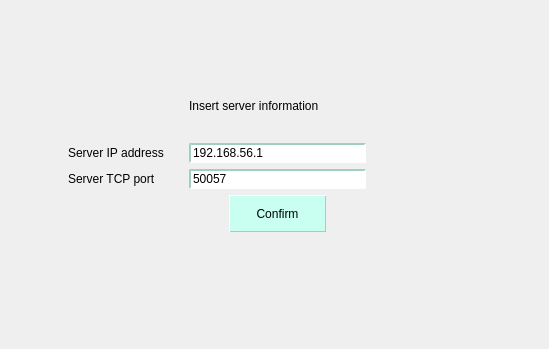
Old version of the form CLIENT/GUI/connection/ui/gui_server.ui in the repository GiuliCler/GIMPteam.
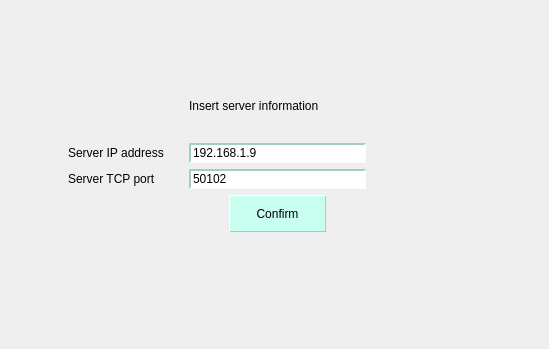
New version of the form.

Diff of the .ui file:
```diff
--- a/CLIENT/GUI/connection/ui/gui_server.ui
+++ b/CLIENT/GUI/connection/ui/gui_server.ui
@@ -134,7 +134,7 @@
    <item row="3" column="2">
     <widget class="QLineEdit" name="addressLineEdit">
      <property name="text">
-      <string>192.168.56.1</string>
+      <string>192.168.1.9</string>
      </property>
     </widget>
    </item>
@@ -148,7 +148,7 @@
    <item row="4" column="2">
     <widget class="QLineEdit" name="portLineEdit">
      <property name="text">
-      <string>50057</string>
+      <string>50102</string>
      </property>
     </widget>
    </item>
```
